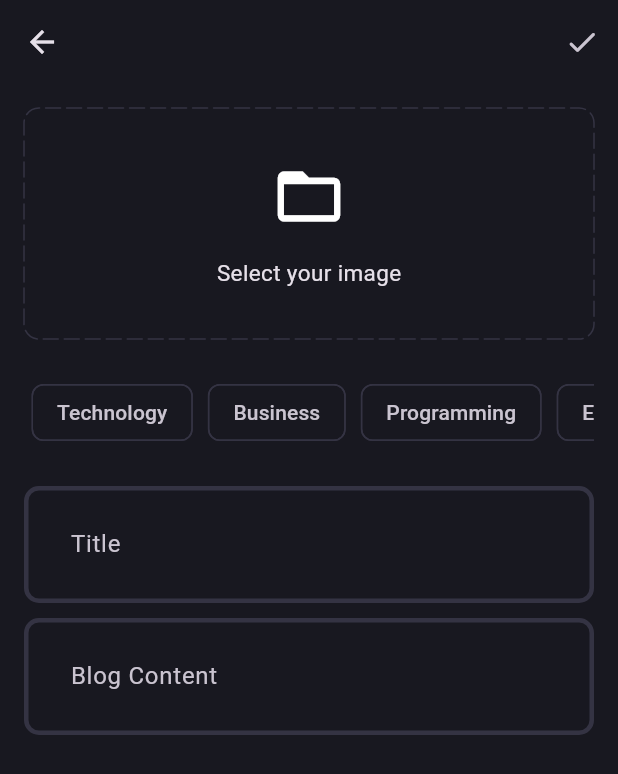
After one commit to aliasar1/Blog-App-BLoC-Flutter, a Flutter app: the BlogPage screen opened directly, after a tap on an icon or button, on a phone screen of 412 x 824 dp. The commit adds this screen. Shown: the top 774 px of the screen. Run offline on Flutter 3.47's test engine with Material 3 defaults, Android fonts, the phone set to English and light mode, and no system bars; drawn by our look-alikes of dotted_border; our stand-ins replace flutter_bloc, fpdart, get_it, supabase_flutter; accounts and stored records are empty.

Commit message:
Added Add Blog UI

```diff
--- /dev/null
+++ b/lib/features/blog/presentation/pages/add_blog_page.dart
@@ -0,0 +1,129 @@
+import 'package:blog_app/core/theme/app_pallete.dart';
+import 'package:blog_app/features/blog/presentation/widgets/blog_content_text_field.dart';
+import 'package:dotted_border/dotted_border.dart';
+import 'package:flutter/material.dart';
+
+class AddBlogPage extends StatefulWidget {
+  static route() => MaterialPageRoute(
+        builder: (context) => const AddBlogPage(),
+      );
+  const AddBlogPage({super.key});
+
+  @override
+  State<AddBlogPage> createState() => _AddBlogPageState();
+}
+
+class _AddBlogPageState extends State<AddBlogPage> {
+  final _titleController = TextEditingController();
+  final _contentController = TextEditingController();
+  List<String> selectedTopics = [];
+
+  @override
+  void dispose() {
+    super.dispose();
+    _titleController.dispose();
+    _contentController.dispose();
+  }
+
+  @override
+  Widget build(BuildContext context) {
+    return Scaffold(
+      appBar: AppBar(
+        actions: [
+          IconButton(
+            onPressed: () {},
+            icon: const Icon(Icons.done_rounded),
+          ),
+        ],
+      ),
+      body: SingleChildScrollView(
+        child: Padding(
+          padding: const EdgeInsets.all(16.0),
+          child: Column(
+            children: [
+              DottedBorder(
+                color: AppPallete.borderColor,
+                dashPattern: const [10, 4],
+                radius: const Radius.circular(10),
+                borderType: BorderType.RRect,
+                strokeCap: StrokeCap.round,
+                child: const SizedBox(
+                  height: 150,
+                  width: double.infinity,
+                  child: Column(
+                    mainAxisAlignment: MainAxisAlignment.center,
+                    children: [
+                      Icon(
+                        Icons.folder_open,
+                        size: 50,
+                      ),
+                      SizedBox(
+                        height: 15,
+                      ),
+                      Text(
+                        "Select your image",
+                        style: TextStyle(fontSize: 15),
+                      ),
+                    ],
+                  ),
+                ),
+              ),
+              const SizedBox(
+                height: 20,
+              ),
+              SingleChildScrollView(
+                scrollDirection: Axis.horizontal,
+                child: Row(
+                  children: [
+                    'Technology',
+                    'Business',
+                    'Programming',
+                    'Entertainment',
+                  ]
+                      .map(
+                        (e) => Padding(
+                          padding: const EdgeInsets.all(5.0),
+                          child: GestureDetector(
+                            onTap: () {
+                              if (selectedTopics.contains(e)) {
+                                selectedTopics.remove(e);
+                              } else {
+                                selectedTopics.add(e);
+                              }
+                              setState(() {});
+                            },
+                            child: Chip(
+                              label: Text(e),
+                              color: selectedTopics.contains(e)
+                                  ? const MaterialStatePropertyAll(
+                                      AppPallete.gradient1)
+                                  : null,
+                              side: selectedTopics.contains(e)
+                                  ? null
+                                  : const BorderSide(
+                                      color: AppPallete.borderColor,
+                                    ),
+                            ),
+                          ),
+                        ),
+                      )
+                      .toList(),
+                ),
+              ),
+              const SizedBox(
+                height: 20,
+              ),
+              BlogContentTextfield(
+                  controller: _titleController, hintText: "Title"),
+              const SizedBox(
+                height: 10,
+              ),
+              BlogContentTextfield(
+                  controller: _contentController, hintText: "Blog Content"),
+            ],
+          ),
+        ),
+      ),
+    );
+  }
+}
--- /dev/null
+++ b/lib/features/blog/presentation/pages/blog_page.dart
@@ -0,0 +1,28 @@
+import 'package:blog_app/features/blog/presentation/pages/add_blog_page.dart';
+import 'package:flutter/cupertino.dart';
+import 'package:flutter/material.dart';
+
+class BlogPage extends StatelessWidget {
+  static route() => MaterialPageRoute(
+        builder: (context) => const BlogPage(),
+      );
+  const BlogPage({super.key});
+
+  @override
+  Widget build(BuildContext context) {
+    return Scaffold(
+      appBar: AppBar(
+        title: const Text('Blog App'),
+        centerTitle: true,
+        actions: [
+          IconButton(
+            onPressed: () {
+              Navigator.push(context, AddBlogPage.route());
+            },
+            icon: const Icon(CupertinoIcons.add_circled),
+          ),
+        ],
+      ),
+    );
+  }
+}
--- /dev/null
+++ b/lib/features/blog/presentation/widgets/blog_content_text_field.dart
@@ -0,0 +1,19 @@
+import 'package:flutter/material.dart';
+
+class BlogContentTextfield extends StatelessWidget {
+  final TextEditingController controller;
+  final String hintText;
+  const BlogContentTextfield(
+      {super.key, required this.controller, required this.hintText});
+
+  @override
+  Widget build(BuildContext context) {
+    return TextFormField(
+      controller: controller,
+      decoration: InputDecoration(
+        hintText: hintText,
+      ),
+      maxLines: null,
+    );
+  }
+}
--- a/lib/main.dart
+++ b/lib/main.dart
@@ -6,6 +6,7 @@ import 'package:flutter/material.dart';
 import 'package:flutter_bloc/flutter_bloc.dart';
 
 import 'core/theme/app_theme.dart';
+import 'features/blog/presentation/pages/blog_page.dart';
 
 void main() async {
   WidgetsFlutterBinding.ensureInitialized();
@@ -49,11 +50,7 @@ class _MyAppState extends State<MyApp> {
         },
         builder: (context, isLoggedIn) {
           if (isLoggedIn) {
-            return const Scaffold(
-              body: Center(
-                child: Text("LOGGED IN"),
-              ),
-            );
+            return const BlogPage();
           }
           return const LoginPage();
         },
--- a/pubspec.yaml
+++ b/pubspec.yaml
@@ -39,6 +39,9 @@ dependencies:
   supabase_flutter: ^2.5.3
   get_it: ^7.6.7
   flutter_bloc: ^8.1.5
+  dotted_border: ^2.1.0
+  image_picker: ^1.0.7
+
 
 dev_dependencies:
   flutter_test:
```
Also changed, not shown: pubspec.lock.
